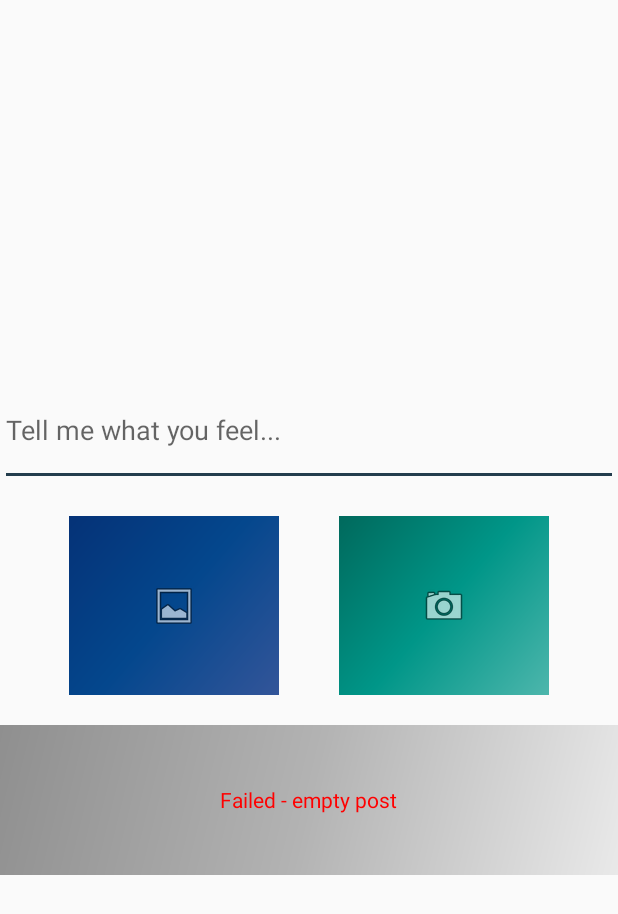
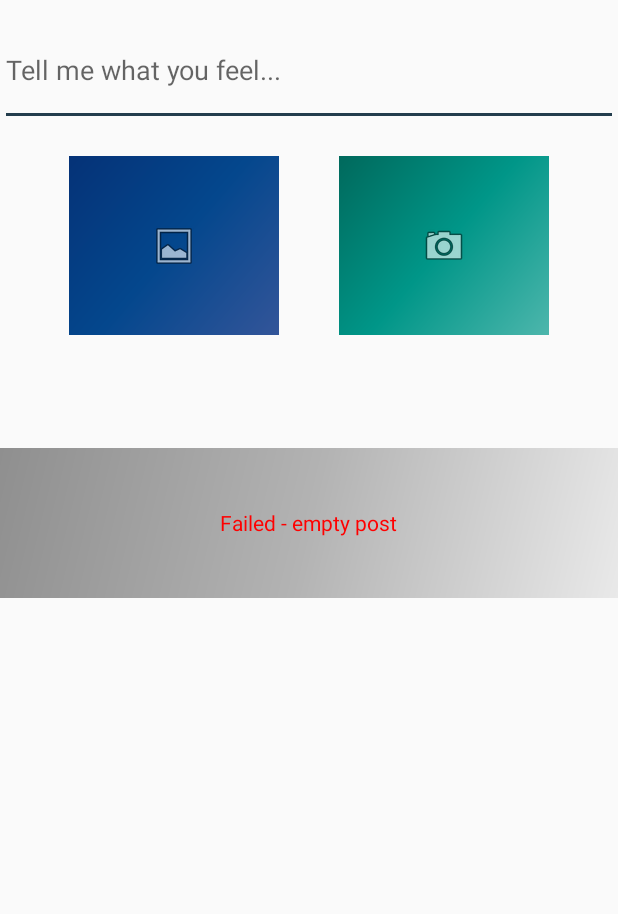
Before and after one commit to stavco9/getMyPic, an Android app: the fragment CreateFeed shown on its own in the app's theme, after a tap on "SHARE", on a phone screen of 412 x 824 dp. Shown: the top 914 px of the screen. Run offline under Robolectric (Android 15) with nearby library versions, the phone set to English and light mode, and no system bars; our stand-ins replace Firebase (no records; nobody signed in at launch, a user with empty details on screens opened directly); network calls fail; 2 statements that could not run were skipped.

Commit message:
Merge branch 'master' of https://github.com/stavco9/getMyPic
# Conflicts:
#	app/src/main/java/com/example/getmypic/ListFeeds.java
#	app/src/main/java/com/example/getmypic/Models/PostsListAdapter.java
#	app/src/main/java/com/example/getmypic/ViewFeed.java

```diff
--- a/app/src/main/java/com/example/getmypic/CreateFeed.java
+++ b/app/src/main/java/com/example/getmypic/CreateFeed.java
@@ -128,7 +128,7 @@ public class CreateFeed extends Fragment {
 
                                 // Set the text that it's successful for 2 seconds
                                 uploadedText.setText("Uploaded successfully");
-                                uploadedText.setTextColor(Color.GREEN);
+                                uploadedText.setTextColor(Color.BLACK);
                                 Handler handler = new Handler();
                                 handler.postDelayed(new Runnable() {
                                     @Override
@@ -257,6 +257,7 @@ public class CreateFeed extends Fragment {
             public void onClick(View v) {
                 imageBitmap = null;
                 firebaseImageUrl = "";
+                imgpreviewCont.setVisibility(View.GONE);
             }
         });
     }
@@ -335,13 +336,19 @@ public class CreateFeed extends Fragment {
         uploadedText  = createFeedView.findViewById(R.id.create_final);
         uploadedCont = createFeedView.findViewById(R.id.create_final_container);
 
+        createFeedSubmitBtn.setVisibility(View.VISIBLE);
+        waitingCont.setVisibility(View.GONE);
+        uploadedCont.setVisibility(View.GONE);
+
         postToEdit = CreateFeedArgs.fromBundle(getArguments()).getPost();
 
         if (postToEdit != null){
             createFeedTxt.setText(postToEdit.getText());
             firebaseImageUrl = postToEdit.getPostImageUrl();
 
-            if (firebaseImageUrl.length() > 0 && imageBitmap != null){
+            if (firebaseImageUrl.length() > 0){
+                TakePhoto photo = new TakePhoto();
+                imageBitmap = photo.loadImageFromFile(photo.getLocalImageFileName(firebaseImageUrl));
                 imgpreviewCont.setVisibility(View.VISIBLE);
                 imgpreview.setImageBitmap(imageBitmap);
             }
--- a/app/src/main/res/layout/fragment_create_feed.xml
+++ b/app/src/main/res/layout/fragment_create_feed.xml
@@ -1,5 +1,5 @@
 <?xml version="1.0" encoding="utf-8"?>
-<LinearLayout xmlns:android="http://schemas.android.com/apk/res/android"
+<ScrollView xmlns:android="http://schemas.android.com/apk/res/android"
     xmlns:app="http://schemas.android.com/apk/res-auto"
     xmlns:tools="http://schemas.android.com/tools"
     android:layout_width="match_parent"
@@ -7,6 +7,11 @@
     android:gravity="center"
     android:orientation="vertical"
     tools:context=".CreateFeed">
+
+    <LinearLayout
+        android:layout_width="match_parent"
+        android:layout_height="wrap_content"
+        android:orientation="vertical">
 
         <EditText
             android:id="@+id/create_feed_txt"
@@ -25,7 +30,7 @@
             android:orientation="horizontal">
 
             <ImageButton
-            android:id="@+id/createfeed_camera"
+                android:id="@+id/createfeed_gallery"
                 android:layout_width="140dp"
                 android:layout_height="119dp"
                 android:layout_margin="20dp"
@@ -33,7 +38,7 @@
                 android:src="@android:drawable/ic_menu_gallery" />
 
             <ImageButton
-            android:id="@+id/createfeed_gallery"
+                android:id="@+id/createfeed_camera"
                 android:layout_width="140dp"
                 android:layout_height="119dp"
                 android:layout_margin="20dp"
@@ -88,6 +93,7 @@
             android:id="@+id/create_waiting_container"
             android:layout_width="match_parent"
             android:layout_height="100dp"
+            android:layout_marginTop="55dp"
             android:background="@drawable/lightgrey_background"
             tools:visibility="gone">
 
@@ -104,6 +110,7 @@
             android:id="@+id/create_final_container"
             android:layout_width="match_parent"
             android:layout_height="100dp"
+            android:layout_marginTop="55dp"
             android:background="@drawable/lightgrey_background"
             tools:visibility="gone">
 
@@ -114,5 +121,5 @@
                 android:layout_gravity="center"
                 android:indeterminate="true" />
         </FrameLayout>
-
     </LinearLayout>
+</ScrollView>
```
Also changed, not shown: 1 other file. Lines whose indentation alone changed are shown as unchanged.
